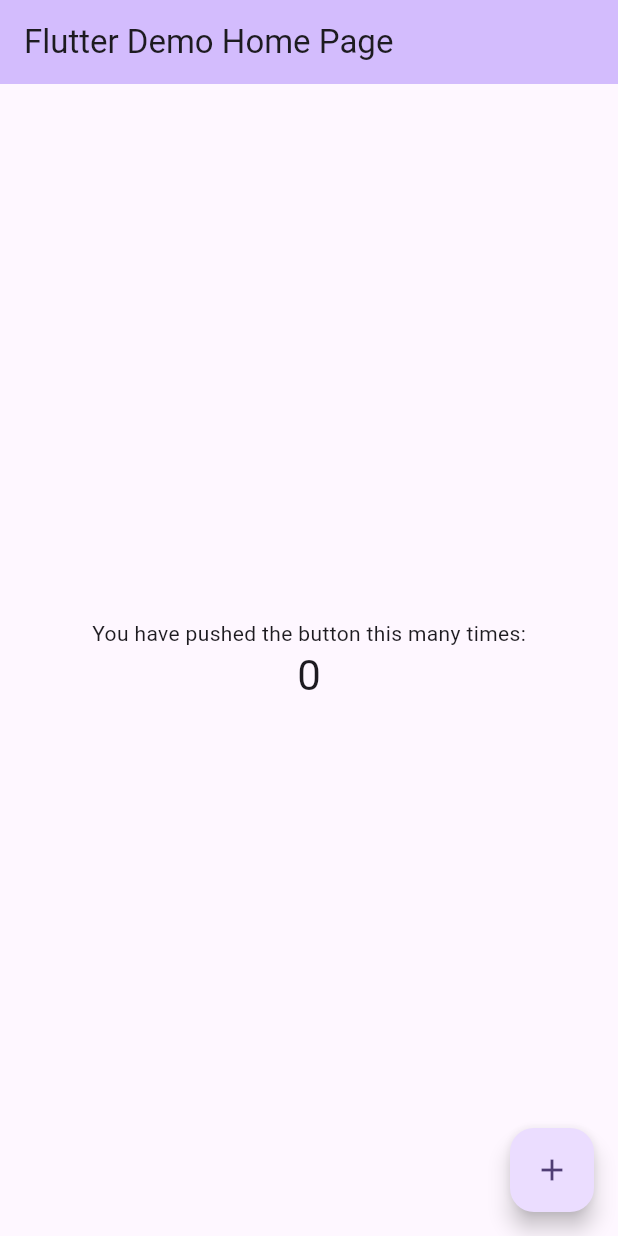
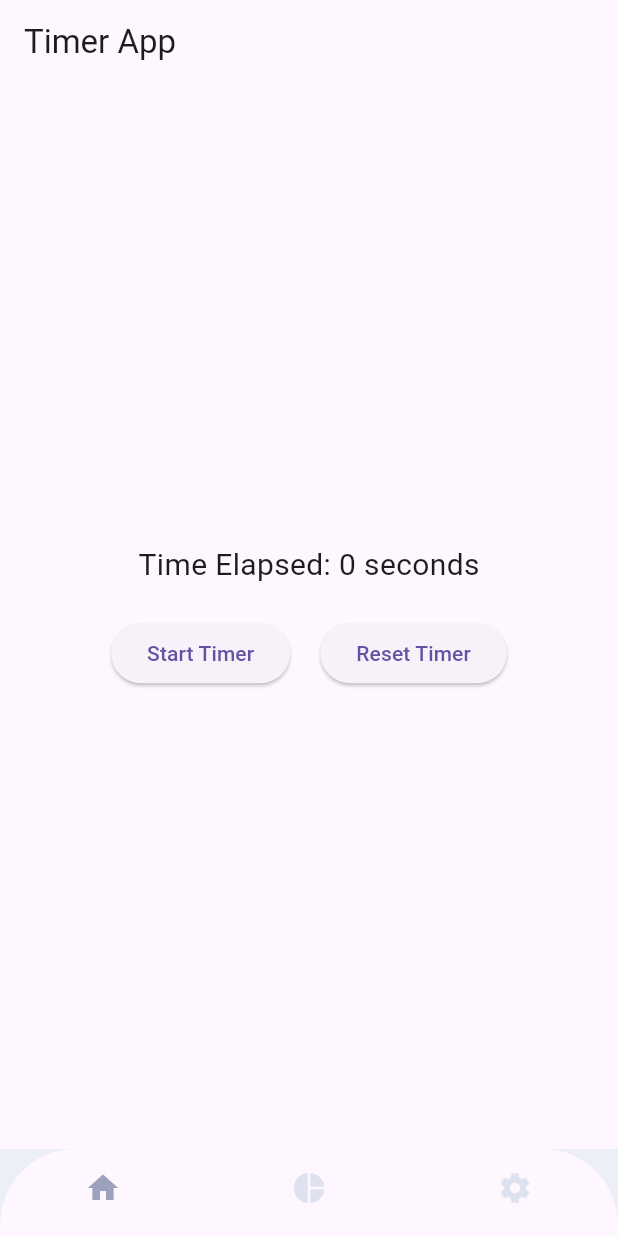
Before and after one commit to olexandracodes/timer_flutter, a Flutter app: the screen it shows after launch, on a phone screen of 412 x 824 dp. Run offline on Flutter 3.47's test engine with Material 3 defaults, Android fonts, the phone set to English and light mode, and no system bars; our stand-ins replace shared_preferences.

```diff
--- /dev/null
+++ b/lib/layout/nav_bar.dart
@@ -0,0 +1,32 @@
+import 'package:flutter/material.dart';
+import 'package:timer_flutter/src/app_styles.dart';
+
+ClipRRect bottomNavigationBar(int index, void Function(int index) onTabTapped) {
+  return ClipRRect(
+    borderRadius: const BorderRadius.only(
+      topLeft: Radius.circular(50.0),
+      topRight: Radius.circular(50.0),
+    ),
+    child: BottomNavigationBar(
+      selectedItemColor: AppColors.darkGray,
+      unselectedItemColor: AppColors.lightGray,
+      showUnselectedLabels: false,
+      showSelectedLabels: false,
+      onTap: (index) => onTabTapped(index),
+      items: const [
+        BottomNavigationBarItem(
+          icon: Icon(Icons.home),
+          label: 'Timer',
+        ),
+        BottomNavigationBarItem(
+          icon: Icon(Icons.pie_chart),
+          label: 'IP',
+        ),
+        BottomNavigationBarItem(
+          icon: Icon(Icons.settings),
+          label: 'Settings',
+        ),
+      ],
+    ),
+  );
+}
--- a/lib/main.dart
+++ b/lib/main.dart
@@ -1,125 +1,20 @@
 import 'package:flutter/material.dart';
+import 'package:timer_flutter/pages/homePage.dart';
 
-void main() {
+Future<void> main() async {
+  WidgetsFlutterBinding.ensureInitialized();
+
   runApp(const MyApp());
 }
 
 class MyApp extends StatelessWidget {
-  const MyApp({super.key});
+  const MyApp({Key? key}) : super(key: key);
 
-  // This widget is the root of your application.
   @override
   Widget build(BuildContext context) {
-    return MaterialApp(
-      title: 'Flutter Demo',
-      theme: ThemeData(
-        // This is the theme of your application.
-        //
-        // TRY THIS: Try running your application with "flutter run". You'll see
-        // the application has a blue toolbar. Then, without quitting the app,
-        // try changing the seedColor in the colorScheme below to Colors.green
-        // and then invoke "hot reload" (save your changes or press the "hot
-        // reload" button in a Flutter-supported IDE, or press "r" if you used
-        // the command line to start the app).
-        //
-        // Notice that the counter didn't reset back to zero; the application
-        // state is not lost during the reload. To reset the state, use hot
-        // restart instead.
-        //
-        // This works for code too, not just values: Most code changes can be
-        // tested with just a hot reload.
-        colorScheme: ColorScheme.fromSeed(seedColor: Colors.deepPurple),
-        useMaterial3: true,
-      ),
-      home: const MyHomePage(title: 'Flutter Demo Home Page'),
+    return const MaterialApp(
+      debugShowCheckedModeBanner: false,
+      home: HomePage(),
     );
   }
 }
-
-class MyHomePage extends StatefulWidget {
-  const MyHomePage({super.key, required this.title});
-
-  // This widget is the home page of your application. It is stateful, meaning
-  // that it has a State object (defined below) that contains fields that affect
-  // how it looks.
-
-  // This class is the configuration for the state. It holds the values (in this
-  // case the title) provided by the parent (in this case the App widget) and
-  // used by the build method of the State. Fields in a Widget subclass are
-  // always marked "final".
-
-  final String title;
-
-  @override
-  State<MyHomePage> createState() => _MyHomePageState();
-}
-
-class _MyHomePageState extends State<MyHomePage> {
-  int _counter = 0;
-
-  void _incrementCounter() {
-    setState(() {
-      // This call to setState tells the Flutter framework that something has
-      // changed in this State, which causes it to rerun the build method below
-      // so that the display can reflect the updated values. If we changed
-      // _counter without calling setState(), then the build method would not be
-      // called again, and so nothing would appear to happen.
-      _counter++;
-    });
-  }
-
-  @override
-  Widget build(BuildContext context) {
-    // This method is rerun every time setState is called, for instance as done
-    // by the _incrementCounter method above.
-    //
-    // The Flutter framework has been optimized to make rerunning build methods
-    // fast, so that you can just rebuild anything that needs updating rather
-    // than having to individually change instances of widgets.
-    return Scaffold(
-      appBar: AppBar(
-        // TRY THIS: Try changing the color here to a specific color (to
-        // Colors.amber, perhaps?) and trigger a hot reload to see the AppBar
-        // change color while the other colors stay the same.
-        backgroundColor: Theme.of(context).colorScheme.inversePrimary,
-        // Here we take the value from the MyHomePage object that was created by
-        // the App.build method, and use it to set our appbar title.
-        title: Text(widget.title),
-      ),
-      body: Center(
-        // Center is a layout widget. It takes a single child and positions it
-        // in the middle of the parent.
-        child: Column(
-          // Column is also a layout widget. It takes a list of children and
-          // arranges them vertically. By default, it sizes itself to fit its
-          // children horizontally, and tries to be as tall as its parent.
-          //
-          // Column has various properties to control how it sizes itself and
-          // how it positions its children. Here we use mainAxisAlignment to
-          // center the children vertically; the main axis here is the vertical
-          // axis because Columns are vertical (the cross axis would be
-          // horizontal).
-          //
-          // TRY THIS: Invoke "debug painting" (choose the "Toggle Debug Paint"
-          // action in the IDE, or press "p" in the console), to see the
-          // wireframe for each widget.
-          mainAxisAlignment: MainAxisAlignment.center,
-          children: <Widget>[
-            const Text(
-              'You have pushed the button this many times:',
-            ),
-            Text(
-              '$_counter',
-              style: Theme.of(context).textTheme.headlineMedium,
-            ),
-          ],
-        ),
-      ),
-      floatingActionButton: FloatingActionButton(
-        onPressed: _incrementCounter,
-        tooltip: 'Increment',
-        child: const Icon(Icons.add),
-      ), // This trailing comma makes auto-formatting nicer for build methods.
-    );
-  }
-}
--- /dev/null
+++ b/lib/pages/homePage.dart
@@ -0,0 +1,76 @@
+import 'package:flutter/material.dart';
+import 'package:timer_flutter/data/database.dart';
+// import 'package:timer_flutter/layout/app_bar.dart';
+import 'package:timer_flutter/layout/nav_bar.dart';
+import 'package:timer_flutter/pages/ipInfoWigetPage.dart';
+import 'package:timer_flutter/pages/settingsPage.dart';
+import 'package:timer_flutter/pages/timerWigetPage.dart';
+import 'package:timer_flutter/src/app_styles.dart';
+
+class HomePage extends StatefulWidget {
+  const HomePage({Key? key}) : super(key: key);
+
+  @override
+  State<HomePage> createState() => _HomePageState();
+}
+
+class _HomePageState extends State<HomePage> {
+  IpDataBase db = IpDataBase();
+
+  int _selectedIndex = 0;
+  final timerController = TextEditingController();
+
+  DateTime startDate = DateTime.now();
+  DateTime endDate = DateTime.now();
+  DateTime timestamp = DateTime.now();
+
+  Future<void> fetchData() async {
+    await db.loadData();
+  }
+
+  @override
+  void initState() {
+    fetchData();
+    super.initState();
+  }
+
+  @override
+  void dispose() {
+    timerController.dispose();
+    super.dispose();
+  }
+
+  void _onTabTapped(int index) {
+    setState(() {
+      _selectedIndex = index;
+      if (_selectedIndex == 2) {
+        _selectedIndex = 0;
+      }
+    });
+  }
+
+  @override
+  Widget build(BuildContext context) {
+    final List<Widget> pages = [
+      const TimerPage(),
+      const IpInfoWiget(),
+      settingsPage(context),
+    ];
+
+    return Scaffold(
+      backgroundColor: AppColors.appMainBackground,
+      // appBar: myAppBar(),
+      bottomNavigationBar: bottomNavigationBar(
+        _selectedIndex,
+        _onTabTapped,
+      ),
+      body: Stack(
+        children: [
+          Center(
+            child: pages[_selectedIndex],
+          ),
+        ],
+      ),
+    );
+  }
+}
--- /dev/null
+++ b/lib/pages/settingsPage.dart
@@ -0,0 +1,28 @@
+import 'package:flutter/material.dart';
+
+Widget settingsPage(BuildContext context) {
+  return Column(
+    mainAxisAlignment: MainAxisAlignment.center,
+    children: [
+      // Logout button
+      Center(
+        child: Column(
+          children: [
+            const Text(
+              'Hello world',
+              style: TextStyle(
+                fontSize: 20,
+                fontWeight: FontWeight.bold,
+              ),
+            ),
+            const SizedBox(height: 25),
+            ElevatedButton(
+              onPressed: () {},
+              child: const Text('Logout'),
+            ),
+          ],
+        ),
+      ),
+    ],
+  );
+}
--- /dev/null
+++ b/lib/pages/timerWigetPage.dart
@@ -0,0 +1,84 @@
+import 'dart:async';
+
+import 'package:flutter/material.dart';
+
+class TimerPage extends StatefulWidget {
+  const TimerPage({Key? key}) : super(key: key);
+
+  @override
+  State<TimerPage> createState() => _TimerPageState();
+}
+
+class _TimerPageState extends State<TimerPage> {
+  late Timer _timer;
+  int _secondsElapsed = 0;
+  bool _timerRunning = false;
+
+  @override
+  void initState() {
+    super.initState();
+    _timer = Timer.periodic(const Duration(seconds: 1), _incrementTimer);
+  }
+
+  @override
+  void dispose() {
+    _timer.cancel();
+    super.dispose();
+  }
+
+  void _incrementTimer(Timer timer) {
+    if (_timerRunning) {
+      setState(() {
+        _secondsElapsed++;
+      });
+    }
+  }
+
+  void _toggleTimer() {
+    setState(() {
+      _timerRunning = !_timerRunning;
+    });
+  }
+
+  void _resetTimer() {
+    setState(() {
+      _secondsElapsed = 0;
+      _timerRunning = false;
+    });
+  }
+
+  @override
+  Widget build(BuildContext context) {
+    return Scaffold(
+      appBar: AppBar(
+        title: const Text('Timer App'),
+      ),
+      body: Center(
+        child: Column(
+          mainAxisAlignment: MainAxisAlignment.center,
+          children: [
+            Text(
+              'Time Elapsed: $_secondsElapsed seconds',
+              style: const TextStyle(fontSize: 20),
+            ),
+            const SizedBox(height: 20),
+            Row(
+              mainAxisAlignment: MainAxisAlignment.center,
+              children: [
+                ElevatedButton(
+                  onPressed: _toggleTimer,
+                  child: Text(_timerRunning ? 'Stop Timer' : 'Start Timer'),
+                ),
+                const SizedBox(width: 20),
+                ElevatedButton(
+                  onPressed: _resetTimer,
+                  child: const Text('Reset Timer'),
+                ),
+              ],
+            ),
+          ],
+        ),
+      ),
+    );
+  }
+}
--- /dev/null
+++ b/lib/src/app_styles.dart
@@ -0,0 +1,34 @@
+import 'package:flutter/material.dart';
+
+class AppColors {
+  // app colors
+  static const Color appOrange = Color(0xFFFA7600);
+  static const Color appBlue = Color(0xFF213BE4);
+  static const Color lightOrange = Color(0xFFFEB06A);
+  static const Color darkGray = Color(0xFF9CA2BD);
+  static const Color lightGray = Color(0xFFDEE1EF);
+  static const Color black = Color(0xFF000000);
+  static const Color white = Color(0xFFFFFFFF);
+
+  //background colors
+  static const Color appMainBackground = Color(0xFFEDEFF8);
+  static const Color appSecondaryBackground =
+      Color.fromARGB(185, 237, 239, 248);
+  static const Color itemBackground = Color(0xFFDEE1EF);
+
+  // chart colors
+  static const Color pastelOrange = Color.fromARGB(255, 237, 165, 107);
+  static const Color pastelBlue = Color.fromARGB(222, 121, 148, 245);
+  static const Color pastelGreen = Color.fromARGB(225, 126, 240, 149);
+  static const Color pastelRed = Color.fromARGB(234, 246, 128, 128);
+  static const Color pastelPink = Color.fromARGB(239, 255, 135, 175);
+  static const Color pastelPurple = Color.fromARGB(241, 174, 138, 231);
+  static const Color pastelTeal = Color.fromARGB(236, 81, 242, 237);
+  static const Color pastelGrey = Color.fromARGB(230, 165, 165, 165);
+
+  // text colors
+  static const Color appTitle = Color(0xFF1C2120);
+  static const Color appText = Color(0xFF4D4C4C);
+  static const Color shadowText = Color(0xFF8F8E8E);
+  static const Color subTitleText = Color(0xFFFA7600);
+}
--- a/pubspec.yaml
+++ b/pubspec.yaml
@@ -35,6 +35,8 @@ dependencies:
   # The following adds the Cupertino Icons font to your application.
   # Use with the CupertinoIcons class for iOS style icons.
   cupertino_icons: ^1.0.2
+  shared_preferences: ^2.2.3
+  http: ^1.1.0
 
 dev_dependencies:
   flutter_test:
```
Also changed, not shown: lib/components/loading_dialog.dart (added, +29 -0 lines), lib/data/database.dart (added, +42 -0 lines), lib/layout/app_bar.dart (added, +15 -0 lines), lib/pages/ipInfoWigetPage.dart (added, +54 -0 lines), pubspec.lock, 1 other file.
